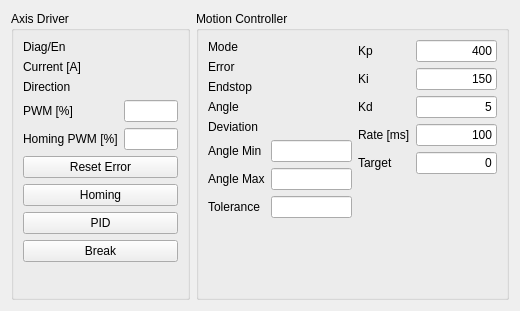
ivantaran/myrotator-gui, file ui/StateWidget.ui: the form before one commit.
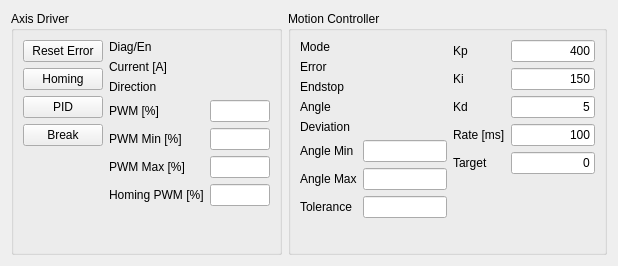
The form after the commit.

```diff
--- a/ui/StateWidget.ui
+++ b/ui/StateWidget.ui
@@ -6,8 +6,8 @@
    <rect>
     <x>0</x>
     <y>0</y>
-    <width>520</width>
-    <height>311</height>
+    <width>618</width>
+    <height>266</height>
    </rect>
   </property>
   <property name="windowTitle">
@@ -19,6 +19,53 @@
      <property name="title">
       <string>Axis Driver</string>
      </property>
+     <layout class="QHBoxLayout" name="horizontalLayout_3">
+      <item>
+       <layout class="QVBoxLayout" name="verticalLayout">
+        <item>
+         <widget class="QPushButton" name="buttonResetError">
+          <property name="text">
+           <string>Reset Error</string>
+          </property>
+         </widget>
+        </item>
+        <item>
+         <widget class="QPushButton" name="buttonHoming">
+          <property name="text">
+           <string>Homing</string>
+          </property>
+         </widget>
+        </item>
+        <item>
+         <widget class="QPushButton" name="buttonPid">
+          <property name="text">
+           <string>PID</string>
+          </property>
+         </widget>
+        </item>
+        <item>
+         <widget class="QPushButton" name="buttonMotionBrake">
+          <property name="text">
+           <string>Break</string>
+          </property>
+         </widget>
+        </item>
+        <item>
+         <spacer name="verticalSpacer">
+          <property name="orientation">
+           <enum>Qt::Vertical</enum>
+          </property>
+          <property name="sizeHint" stdset="0">
+           <size>
+            <width>20</width>
+            <height>40</height>
+           </size>
+          </property>
+         </spacer>
+        </item>
+       </layout>
+      </item>
+      <item>
      <layout class="QFormLayout" name="formLayout">
       <item row="0" column="0">
        <widget class="QLabel" name="labelDiag">
@@ -89,13 +136,53 @@
        </widget>
       </item>
       <item row="4" column="0">
+         <widget class="QLabel" name="labelPwmMin">
+          <property name="text">
+           <string>PWM Min [%]</string>
+          </property>
+         </widget>
+        </item>
+        <item row="4" column="1">
+         <widget class="QLineEdit" name="lePwmMin">
+          <property name="sizePolicy">
+           <sizepolicy hsizetype="Preferred" vsizetype="Preferred">
+            <horstretch>0</horstretch>
+            <verstretch>0</verstretch>
+           </sizepolicy>
+          </property>
+          <property name="alignment">
+           <set>Qt::AlignRight|Qt::AlignTrailing|Qt::AlignVCenter</set>
+          </property>
+         </widget>
+        </item>
+        <item row="5" column="0">
+         <widget class="QLabel" name="labelPwmMax">
+          <property name="text">
+           <string>PWM Max [%]</string>
+          </property>
+         </widget>
+        </item>
+        <item row="5" column="1">
+         <widget class="QLineEdit" name="lePwmMax">
+          <property name="sizePolicy">
+           <sizepolicy hsizetype="Preferred" vsizetype="Preferred">
+            <horstretch>0</horstretch>
+            <verstretch>0</verstretch>
+           </sizepolicy>
+          </property>
+          <property name="alignment">
+           <set>Qt::AlignRight|Qt::AlignTrailing|Qt::AlignVCenter</set>
+          </property>
+         </widget>
+        </item>
+        <item row="6" column="0">
        <widget class="QLabel" name="labelHomingPwm">
         <property name="text">
          <string>Homing PWM [%]</string>
         </property>
        </widget>
       </item>
-      <item row="4" column="1">
+        <item row="6" column="1">
        <widget class="QLineEdit" name="lePwmHoming">
         <property name="sizePolicy">
          <sizepolicy hsizetype="Preferred" vsizetype="Preferred">
@@ -108,33 +195,7 @@
         </property>
        </widget>
       </item>
-      <item row="5" column="0" colspan="2">
-       <widget class="QPushButton" name="buttonResetError">
-        <property name="text">
-         <string>Reset Error</string>
-        </property>
-       </widget>
-      </item>
-      <item row="6" column="0" colspan="2">
-       <widget class="QPushButton" name="buttonHoming">
-        <property name="text">
-         <string>Homing</string>
-        </property>
-       </widget>
-      </item>
-      <item row="7" column="0" colspan="2">
-       <widget class="QPushButton" name="buttonPid">
-        <property name="text">
-         <string>PID</string>
-        </property>
-       </widget>
-      </item>
-      <item row="8" column="0" colspan="2">
-       <widget class="QPushButton" name="buttonMotionBrake">
-        <property name="text">
-         <string>Break</string>
-        </property>
-       </widget>
+       </layout>
       </item>
      </layout>
     </widget>
```
Left out of the diff: 1 changed line with no effect on the pictures. Lines whose indentation alone changed are shown as unchanged.
